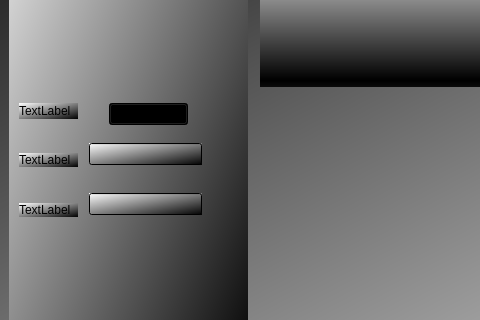
This is mainwindow.ui in DecentDudeDan/spectrum as Qt 5 draws it before an edit; both pictures show x 0 to 480 and y 243 to 563 of the 1243 by 688 pixel window. The edited form follows.
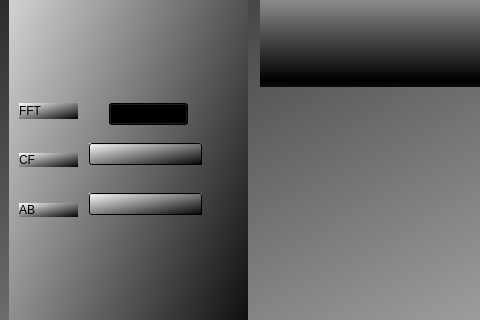
This is the edited form. Custom widgets are drawn as their Qt base class.

```diff
--- a/mainwindow.ui
+++ b/mainwindow.ui
@@ -107,7 +107,7 @@
       </rect>
      </property>
      <property name="text">
-      <string>TextLabel</string>
+      <string>FFT</string>
      </property>
     </widget>
     <widget class="QLabel" name="CF">
@@ -120,7 +120,7 @@
       </rect>
      </property>
      <property name="text">
-      <string>TextLabel</string>
+      <string>CF</string>
      </property>
     </widget>
     <widget class="QLabel" name="AB">
@@ -133,7 +133,7 @@
       </rect>
      </property>
      <property name="text">
-      <string>TextLabel</string>
+      <string>AB</string>
      </property>
     </widget>
     <widget class="QLineEdit" name="CF1">
```
